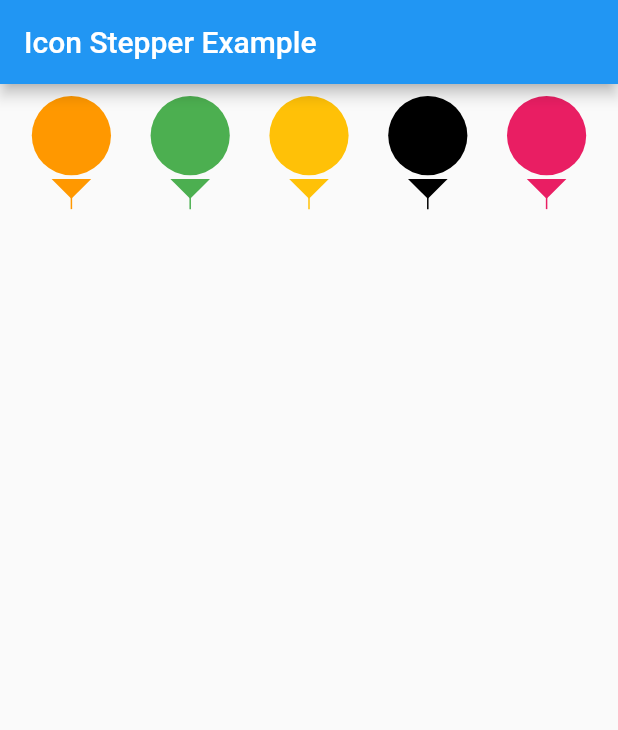
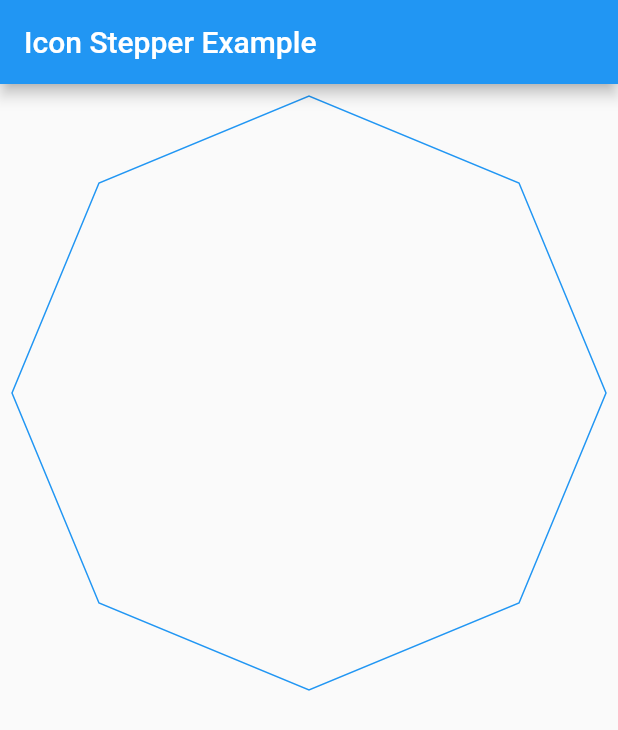
Before and after one commit to imujtaba8488/package_im_shapes, a Flutter app: the screen it shows after launch, on a phone screen of 412 x 824 dp. Shown: the top 730 px of the screen. Run offline on Flutter 3.47's test engine with Material 2 defaults, Android fonts, the phone set to English and light mode, and no system bars.

Commit message:
Created the ShapesFromCircle widget which was earlier named as Hexagon. Interesting applications and additions may follow up. May need to think of a better name as well for the class

```diff
--- a/lib/main.dart
+++ b/lib/main.dart
@@ -1,4 +1,5 @@
 import 'package:flutter/material.dart';
+import 'package:im_shapes/src/shapes_from_circle.dart';
 
 import 'im_shapes.dart';
 
@@ -45,39 +46,13 @@ class _MyAppState extends State<MyApp> with SingleTickerProviderStateMixin {
         // body: Inflater(),
         body: Padding(
           padding: const EdgeInsets.all(8.0),
-          child: Column(
-            children: [
-              Row(
-                children: [
-                  Expanded(
-                    child: BallOnFunnel(
-                      color: Colors.orange,
-                    ),
-                  ),
-                  Expanded(
-                    child: BallOnFunnel(
-                      color: Colors.green,
-                    ),
-                  ),
-                  Expanded(
-                    child: BallOnFunnel(
-                      color: Colors.amber,
-                    ),
-                  ),
-                  Expanded(
-                    child: BallOnFunnel(
-                      color: Colors.black,
-                    ),
-                  ),
-                  Expanded(
-                    child: BallOnFunnel(
-                      color: Colors.pink,
-                    ),
-                  ),
-
-                ],
+          child: Container(
+            // height: 50,
+            // width: 50,
+            child: ShapesFromCircle(
+                numberOfSectors: 8,
+                showGuides: false,
               ),
-            ],
           ),
         ),
       ),
--- /dev/null
+++ b/lib/src/shapes_from_circle.dart
@@ -0,0 +1,218 @@
+import 'dart:math' as math;
+
+import 'package:flutter/material.dart';
+
+typedef _Coordinates = void Function(List<double> x, List<double> y);
+
+class ShapesFromCircle extends StatelessWidget {
+  final Paint brush;
+  final int numberOfSectors;
+  final bool showGuides;
+
+  ShapesFromCircle({
+    this.brush,
+    this.numberOfSectors = 3,
+    this.showGuides = false,
+  });
+
+  @override
+  Widget build(BuildContext context) {
+    return Align(
+      alignment: Alignment.topCenter,
+      child: AspectRatio(
+        aspectRatio: 1,
+        child: CustomPaint(
+          size: Size.infinite,
+          painter: _ShapePainter(
+            brush: brush,
+            numberOfSectors: numberOfSectors,
+            showGuides: showGuides,
+          ),
+        ),
+      ),
+    );
+  }
+}
+
+/// The painter which paints the shapes within a circle by dividing the circle into sectors etc.
+class _ShapePainter extends CustomPainter {
+  Paint brush;
+  final int numberOfSectors;
+  final bool showGuides;
+  final Connections connections;
+
+  _ShapePainter({
+    this.brush,
+    this.numberOfSectors = 3,
+    this.showGuides = false,
+    this.connections = Connections._drawLinesALongCircumference,
+  }) {
+    brush ??= Paint()
+      ..color = Colors.blue
+      ..style = PaintingStyle.stroke
+      ..strokeWidth = 1;
+  }
+
+  @override
+  void paint(Canvas canvas, Size size) {
+    switch (connections) {
+      case Connections._drawLinesFromCenter:
+        _joinPointsFromCenter(canvas, size);
+        break;
+
+      default:
+        _joinPointsAlongCircumference(canvas, size);
+        break;
+    }
+
+    if (showGuides) {
+      _drawCircleGuide(canvas, size);
+      _drawCenterPointGuide(canvas, size);
+      _drawBisectingLinesGuide(canvas, size);
+    }
+  }
+
+  /// Draws lines by connecting the sector coordinates along the circumference.
+  void _joinPointsAlongCircumference(Canvas canvas, Size size) {
+    Path path = Path();
+
+    sectorPointCoordinates(
+      numberOfSectors: numberOfSectors,
+      center: size.center(Offset(0.0, 0.0)),
+      radius: size.width / 2,
+      coordinates: (xCoordinate, yCoordinate) {
+        // Move to the initial coordinate.
+        path.moveTo(xCoordinate[0], yCoordinate[0]);
+
+        // Connect coordinates by drawing lines along the circumference.
+        for (int i = 0; i < numberOfSectors; i++) {
+          path..lineTo(xCoordinate[i], yCoordinate[i]);
+        }
+
+        // Close path draws the last line by connecting the last coordinate with the initial coordinate.
+        path.close();
+      },
+    );
+
+    canvas.drawPath(path, brush);
+  }
+
+  /// Draws lines from center to sector coordinates. ![test](https://github.com/imujtaba8488/showcase/blob/master/im_stepper/image_stepper_02.gif)
+  void _joinPointsFromCenter(Canvas canvas, Size size) {
+    Path path = Path();
+
+    sectorPointCoordinates(
+      numberOfSectors: numberOfSectors,
+      center: size.center(Offset(0.0, 0.0)),
+      radius: size.width / 2,
+      coordinates: (xCoordinate, yCoordinate) {
+        Offset center = size.center(Offset(0.0, 0.0));
+
+        // Draw lines from center radiating towards the sector coordinates.
+        for (int i = 0; i < numberOfSectors; i++) {
+          canvas.drawLine(
+            Offset(center.dx, center.dy),
+            Offset(xCoordinate[i], yCoordinate[i]),
+            brush,
+          );
+        }
+      },
+    );
+
+    canvas.drawPath(path, brush);
+  }
+
+  /// Draws the circle guide.
+  void _drawCircleGuide(Canvas canvas, Size size) {
+    canvas.drawCircle(
+      size.center(Offset(0.0, 0.0)),
+      size.width / 2,
+      Paint()
+        ..color = Colors.grey
+        ..style = PaintingStyle.stroke,
+    );
+  }
+
+  /// Draws the center point guide.
+  void _drawCenterPointGuide(Canvas canvas, Size size) {
+    canvas.drawCircle(
+      size.center(Offset(0.0, 0.0)),
+      3.0,
+      brush
+        ..color = Colors.grey
+        ..style = PaintingStyle.fill,
+    );
+  }
+
+  /// Draws the horizontal and vertical bisecting line guides.
+  void _drawBisectingLinesGuide(Canvas canvas, Size size) {
+    // Draw horizontal bisecting line guide.
+    canvas.drawLine(
+      Offset(0.0, size.height / 2.0),
+      Offset(size.width, size.height / 2),
+      brush
+        ..color = Colors.grey
+        ..strokeWidth = 0.5,
+    );
+
+    // Draw vertical bisecting line guide.
+    canvas.drawLine(
+      Offset(size.width / 2, 0.0),
+      Offset(size.width / 2, size.height),
+      brush
+        ..color = Colors.grey
+        ..strokeWidth = 0.5,
+    );
+  }
+
+  /// Provides the coordinates of points, when a circle is divided into equal sectors.
+  ///
+  /// Function idea: @__ISRA ITRAT RAFIQI__.
+  ///
+  /// [numberOfSectors] The number of sectors into which to divide the circle.
+  ///
+  /// [center] The center coordinates of the circle.
+  ///
+  /// [radius] The radius of the circle.
+  ///
+  /// [coordinates] The function which provides the point coordinates.
+  void sectorPointCoordinates({
+    int numberOfSectors = 3,
+    @required Offset center,
+    @required double radius,
+    _Coordinates coordinates,
+  }) {
+    assert(
+      numberOfSectors >= 3,
+      'numberOfSectors must be greater than or equal to 3',
+    );
+
+    double degrees = 0;
+
+    // x-coordinates
+    List<double> x = List(numberOfSectors);
+
+    // y-coordinates
+    List<double> y = List(numberOfSectors);
+
+    for (int i = 0; i < numberOfSectors; i++) {
+      degrees = i * (360 / numberOfSectors);
+
+      x[i] = center.dx + radius * math.cos(toRadians(degrees));
+      y[i] = center.dy + radius * math.sin(toRadians(degrees));
+    }
+
+    coordinates(x, y);
+  }
+
+  /// Converts the [angle] in degrees to radians.
+  double toRadians(double angle) => angle * math.pi / 180;
+
+  @override
+  bool shouldRepaint(CustomPainter oldDelegate) => false;
+}
+
+enum Connections {
+  _drawLinesALongCircumference,
+  _drawLinesFromCenter,
+}
```
